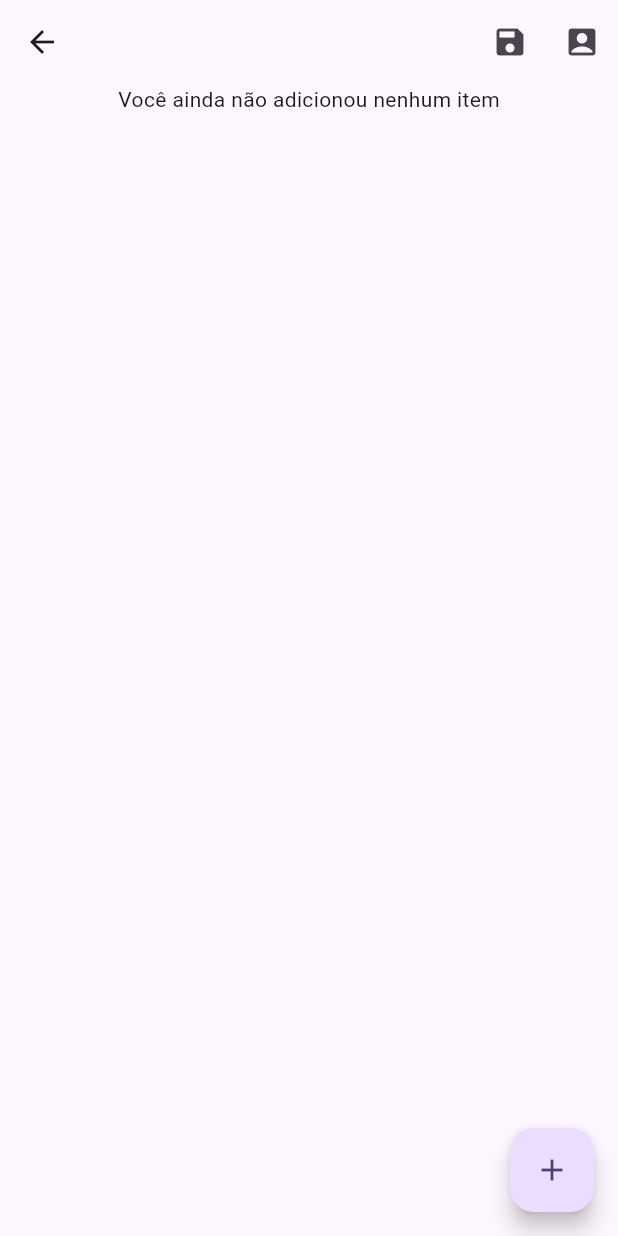
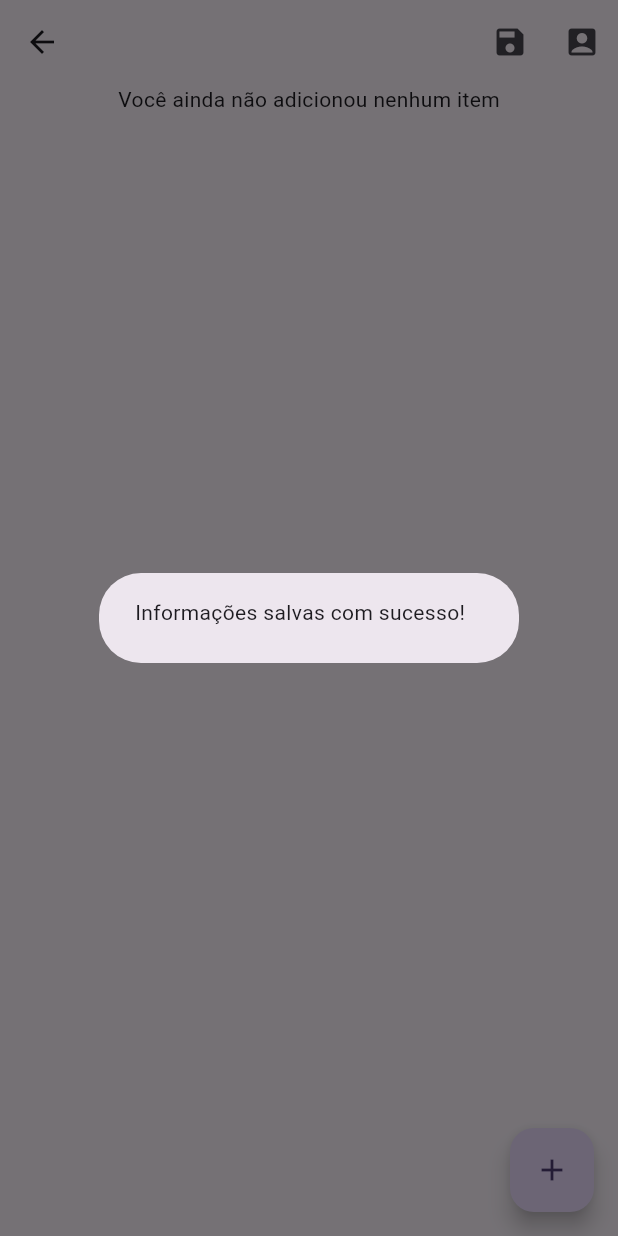
Before and after one commit to a-mendes/nossa_lista_de_compras, a Flutter app: the FormPage screen opened directly with empty values, after a tap on the "save" icon, on a phone screen of 412 x 824 dp. Run offline on Flutter 3.47's test engine with Material 2 defaults, Android fonts, the phone set to English and light mode, and no system bars; our stand-ins replace firebase_auth, firebase_core, firebase_database, firebase_messaging, flutter_local_notifications, font_awesome_flutter and 3 more; missing offline and left inert: dart:ffi; accounts and stored records are empty; network calls fail.

```diff
--- a/lib/pages/lista_de_compras_page.dart
+++ b/lib/pages/lista_de_compras_page.dart
@@ -112,6 +112,14 @@ class _FormPageState extends State<FormPage>{
                   widget.listaDeCompras.membros = widget.listaDeCompras.membros?.toList();
                   widget.listaDeCompras.membros!.add(txtControlerMembro.text.trim());
                   Navigator.pop(context);
+                  showDialog(
+                    context: context,
+                    builder: (context){
+                      return AlertDialog(
+                        content: Text('Membro adicionado com sucesso!'),
+                      );
+                    },
+                  );
                 }
               },
               child: const Text('Adicionar Membro'),
@@ -352,7 +360,14 @@ class _FormPageState extends State<FormPage>{
         }).toList(),
         'membros': listaDeCompras.membros,
       });
-      AlertDialog(content: Text('Informações salvas com sucesso!'));
+      showDialog(
+        context: context,
+        builder: (context){
+          return AlertDialog(
+            content: Text('Informações salvas com sucesso!'),
+          );
+        },
+      );
 
       Provider.of<NotificationService>(context, listen: false).showNotification(
           CustomNotification(
--- a/lib/pages/login_page.dart
+++ b/lib/pages/login_page.dart
@@ -1,6 +1,7 @@
 import 'package:firebase_auth/firebase_auth.dart';
 import 'package:flutter/material.dart';
 import 'package:font_awesome_flutter/font_awesome_flutter.dart';
+import 'package:nossa_lista_de_compras/services/auth_service.dart';
 import '../widgets/horizontal_text_line.dart';
 import 'forgot_password_page.dart';
 
@@ -211,6 +212,8 @@ class _LoginPageState extends State<LoginPage>{
                 SizedBox(height: 10),
                 Padding(
                   padding: EdgeInsets.symmetric(horizontal: 25.0),
+                  child: GestureDetector(
+                    onTap: () => AuthService().signIhWithGoogle(),
                     child: Container(
                       padding: EdgeInsets.all(15),
                       decoration: BoxDecoration(
@@ -239,6 +242,7 @@ class _LoginPageState extends State<LoginPage>{
                       ),
                     ),
                   ),
+                ),
               ],
             ),
           ),
--- a/lib/pages/register_page.dart
+++ b/lib/pages/register_page.dart
@@ -1,6 +1,7 @@
 import 'package:firebase_auth/firebase_auth.dart';
 import 'package:flutter/material.dart';
 import 'package:font_awesome_flutter/font_awesome_flutter.dart';
+import 'package:nossa_lista_de_compras/services/auth_service.dart';
 
 import '../widgets/horizontal_text_line.dart';
 
@@ -204,6 +205,8 @@ class _RegisterPageState extends State<RegisterPage> {
                   SizedBox(height: 10),
                   Padding(
                     padding: EdgeInsets.symmetric(horizontal: 25.0),
+                    child: GestureDetector(
+                      onTap: () => AuthService().signIhWithGoogle(),
                       child: Container(
                         padding: EdgeInsets.all(15),
                         decoration: BoxDecoration(
@@ -232,6 +235,7 @@ class _RegisterPageState extends State<RegisterPage> {
                         ),
                       ),
                     ),
+                  ),
                 ],
               ),
             ),
--- a/pubspec.yaml
+++ b/pubspec.yaml
@@ -42,7 +42,7 @@ dependencies:
   firebase_database: ^10.2.4
   firebase_messaging: ^14.6.3
 
-  google_sign_in: ^5.0.0
+  google_sign_in: ^6.1.4
   flutter_local_notifications: ^9.4.0
   timezone: ^0.8.0
 
```
Also changed, not shown: lib/services/auth_service.dart (added, +18 -0 lines), pubspec.lock, 1 other file. Lines whose indentation alone changed are shown as unchanged.
